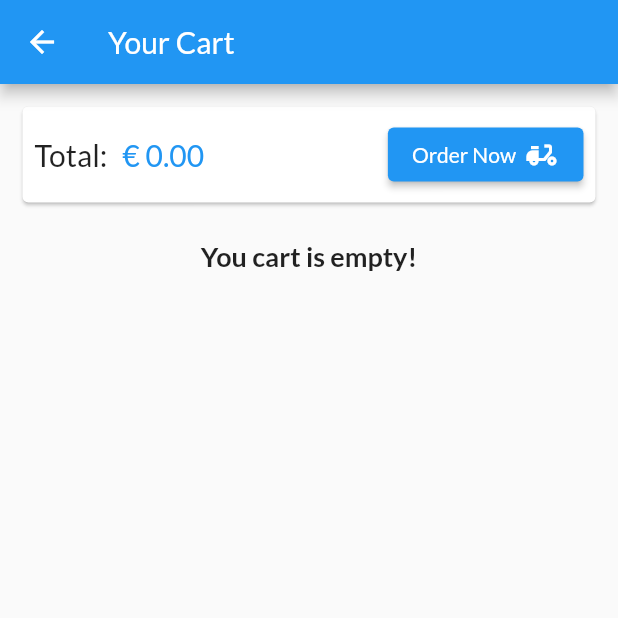
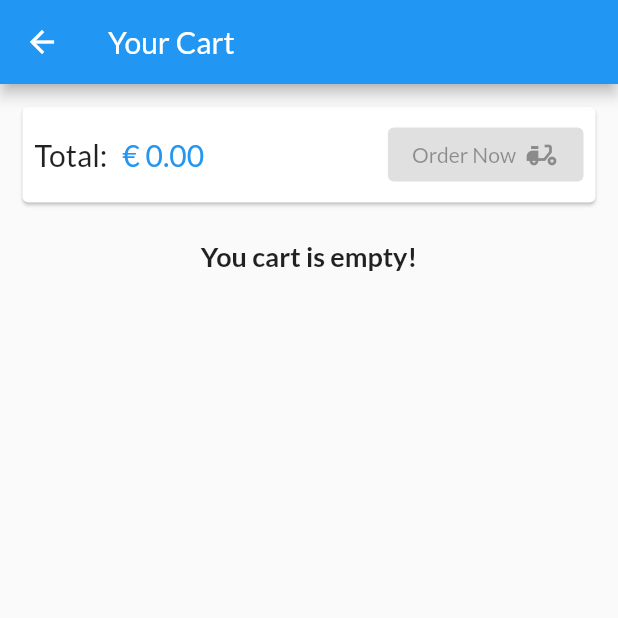
Before and after one commit to alekvelichkovikj/my_shop_app, a Flutter app: the CartScreen screen opened by its route, on a phone screen of 412 x 824 dp, the top half of it. Run offline on Flutter 3.47's test engine with Material 2 defaults, Android fonts, the phone set to English and light mode, and no system bars; network calls fail.

Commit message:
added posting/fetching orders through firebase

```diff
--- a/lib/providers/products.dart
+++ b/lib/providers/products.dart
@@ -38,8 +38,11 @@ class Products with ChangeNotifier {
         'https://flutter-shop-app-df07c-default-rtdb.europe-west1.firebasedatabase.app/products.json');
     try {
       final response = await http.get(url);
+      final List<Product> loadedProducts = [];
       final firebaseData = json.decode(response.body) as Map<String, dynamic>;
-      final List<Product> loadedProducts = [];
+      if (firebaseData == null) {
+        return;
+      }
       firebaseData.forEach((id, data) {
         loadedProducts.add(Product(
           id: id,
--- a/lib/screens/cart_screen.dart
+++ b/lib/screens/cart_screen.dart
@@ -40,29 +40,7 @@ class CartScreen extends StatelessWidget {
                     ),
                   ),
                   Spacer(),
-                  ElevatedButton(
-                    onPressed: () {
-                      cart.totalSum > 0
-                          ? Provider.of<Orders>(context, listen: false)
-                              .addOrder(
-                              cart.items.values.toList(),
-                              cart.totalSum,
-                            )
-                          : null;
-                      cart.clearCartItems();
-                    },
-                    child: Row(
-                      children: [
-                        const Text(
-                          'Order Now',
-                        ),
-                        SizedBox(
-                          width: 5,
-                        ),
-                        Icon(Icons.delivery_dining)
-                      ],
-                    ),
-                  )
+                  OrderButton(cart: cart)
                 ],
               ),
             ),
@@ -93,3 +71,52 @@ class CartScreen extends StatelessWidget {
     );
   }
 }
+
+class OrderButton extends StatefulWidget {
+  const OrderButton({
+    Key key,
+    @required this.cart,
+  }) : super(key: key);
+
+  final Cart cart;
+
+  @override
+  State<OrderButton> createState() => _OrderButtonState();
+}
+
+class _OrderButtonState extends State<OrderButton> {
+  var _isLoading = false;
+  @override
+  Widget build(BuildContext context) {
+    return ElevatedButton(
+      onPressed: (widget.cart.totalSum <= 0 || _isLoading)
+          ? null
+          : () async {
+              setState(() {
+                _isLoading = true;
+              });
+              await Provider.of<Orders>(context, listen: false).addOrder(
+                widget.cart.items.values.toList(),
+                widget.cart.totalSum,
+              );
+              setState(() {
+                _isLoading = false;
+              });
+              widget.cart.clearCartItems();
+            },
+      child: Row(
+        children: [
+          _isLoading
+              ? CircularProgressIndicator()
+              : const Text(
+                  'Order Now',
+                ),
+          SizedBox(
+            width: 5,
+          ),
+          Icon(Icons.delivery_dining)
+        ],
+      ),
+    );
+  }
+}
--- a/lib/screens/products_overview_screen.dart
+++ b/lib/screens/products_overview_screen.dart
@@ -18,12 +18,6 @@ class _ProductsOverviewScreenState extends State<ProductsOverviewScreen> {
   bool _showOnlyFavorites = false;
   var _isInit = true;
   var _isLoading = false;
-
-  @override
-  void initState() {
-    // TODO: implement initState
-    super.initState();
-  }
 
   @override
   void didChangeDependencies() {
--- a/lib/widgets/product_item.dart
+++ b/lib/widgets/product_item.dart
@@ -29,7 +29,9 @@ class ProductItem extends StatelessWidget {
         footer: GridTileBar(
           backgroundColor: Colors.black87,
           leading: IconButton(
-            onPressed: () => product.toggleFavorite(),
+            onPressed: () {
+              product.toggleFavorite();
+            },
             icon: Icon(
               !product.isFavorite ? Icons.favorite_outline : Icons.favorite,
               color: Theme.of(context).colorScheme.error,
```
Also changed, not shown: lib/providers/orders.dart (+67 -9 lines), lib/providers/product.dart (+23 -1 lines), lib/screens/orders_screen.dart (+27 -2 lines).
